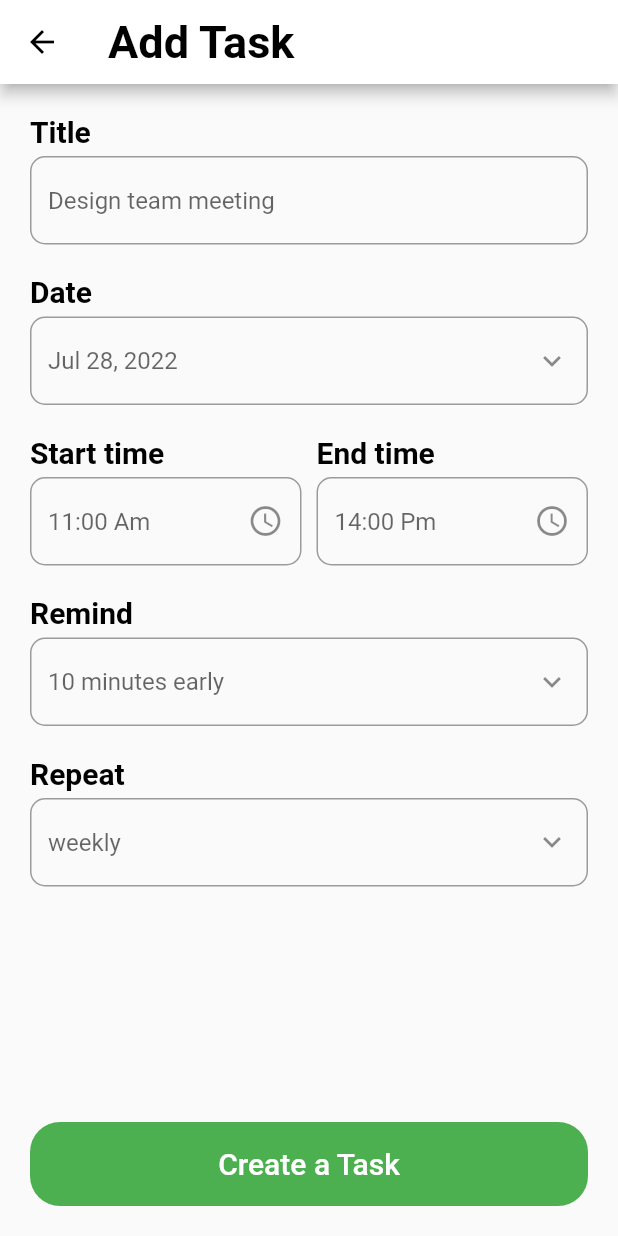
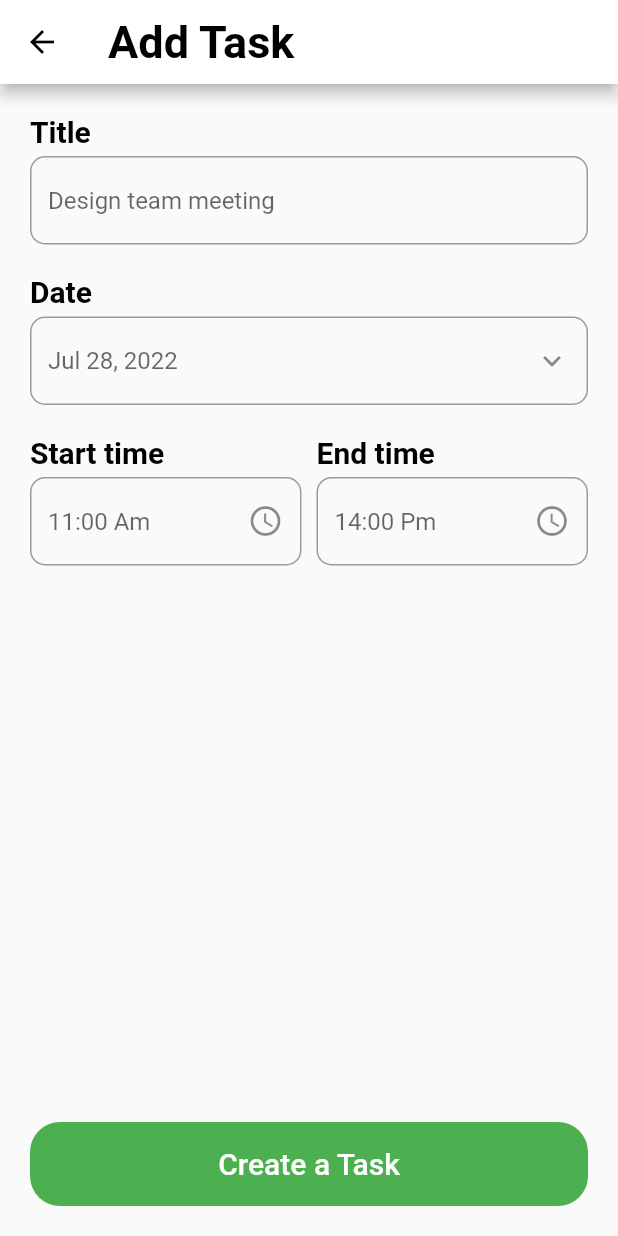
Before and after one commit to AbdelrhmanArafat/Algoriza-Internship-Todo-App, a Flutter app: the NewTaskScreen screen opened directly, on a phone screen of 412 x 824 dp. Run offline on Flutter 3.47's test engine with Material 2 defaults, Android fonts, the phone set to English and light mode, and no system bars; our stand-ins replace conditional_builder_null_safety, date_picker_timeline, flutter_bloc, sqflite; accounts and stored records are empty.

Commit message:
update some edit

```diff
--- a/lib/core/utils/widgets/my_text_form_filed.dart
+++ b/lib/core/utils/widgets/my_text_form_filed.dart
@@ -8,7 +8,6 @@ class MyTextFromFiled extends StatelessWidget {
   final Widget? suffix;
   final double radius;
   final String validator;
-  final Widget? widget;
 
   const MyTextFromFiled({
     Key? key,
@@ -19,14 +18,11 @@ class MyTextFromFiled extends StatelessWidget {
     required this.validator,
     this.onTap,
     this.suffix,
-    this.widget,
   }) : super(key: key);
 
   @override
   Widget build(BuildContext context) {
     return TextFormField(
-      readOnly: widget == null ? false : true,
-      autofocus: false,
       controller: controller,
       keyboardType: type,
       onTap: onTap,
--- a/lib/features/new_task_screen/presentation/pages/new_task_screen.dart
+++ b/lib/features/new_task_screen/presentation/pages/new_task_screen.dart
@@ -154,29 +154,29 @@ class _NewTaskScreenState extends State<NewTaskScreen> {
                               ),
                             ],
                           ),
-                          const SizedBox(height: 20),
-                          const TextWidget(text: 'Remind'),
-                          const SizedBox(height: 5),
-                          //Reminder
-                          MyTextFromFiled(
-                            controller: remindController,
-                            type: TextInputType.datetime,
-                            hintText: '10 minutes early',
-                            validator: 'reminder can not be empty',
-                            suffix: const Icon(Icons.keyboard_arrow_down),
-                          ),
-                          const SizedBox(height: 20),
-                          const TextWidget(text: 'Repeat'),
-                          const SizedBox(height: 5),
-                          //Repeat
-                          MyTextFromFiled(
-                            controller: repeatController,
-                            type: TextInputType.datetime,
-                            hintText: 'weekly',
-                            validator: 'repeat can not be empty',
-                            onTap: () {},
-                            suffix: const Icon(Icons.keyboard_arrow_down),
-                          ),
+                          // const SizedBox(height: 20),
+                          // const TextWidget(text: 'Remind'),
+                          // const SizedBox(height: 5),
+                          // //Reminder
+                          // MyTextFromFiled(
+                          //   controller: remindController,
+                          //   type: TextInputType.datetime,
+                          //   hintText: '10 minutes early',
+                          //   validator: 'reminder can not be empty',
+                          //   suffix: const Icon(Icons.keyboard_arrow_down),
+                          // ),
+                          // const SizedBox(height: 20),
+                          // const TextWidget(text: 'Repeat'),
+                          // const SizedBox(height: 5),
+                          // //Repeat
+                          // MyTextFromFiled(
+                          //   controller: repeatController,
+                          //   type: TextInputType.datetime,
+                          //   hintText: 'weekly',
+                          //   validator: 'repeat can not be empty',
+                          //   onTap: () {},
+                          //   suffix: const Icon(Icons.keyboard_arrow_down),
+                          // ),
                         ],
                       ),
                     ),
```
